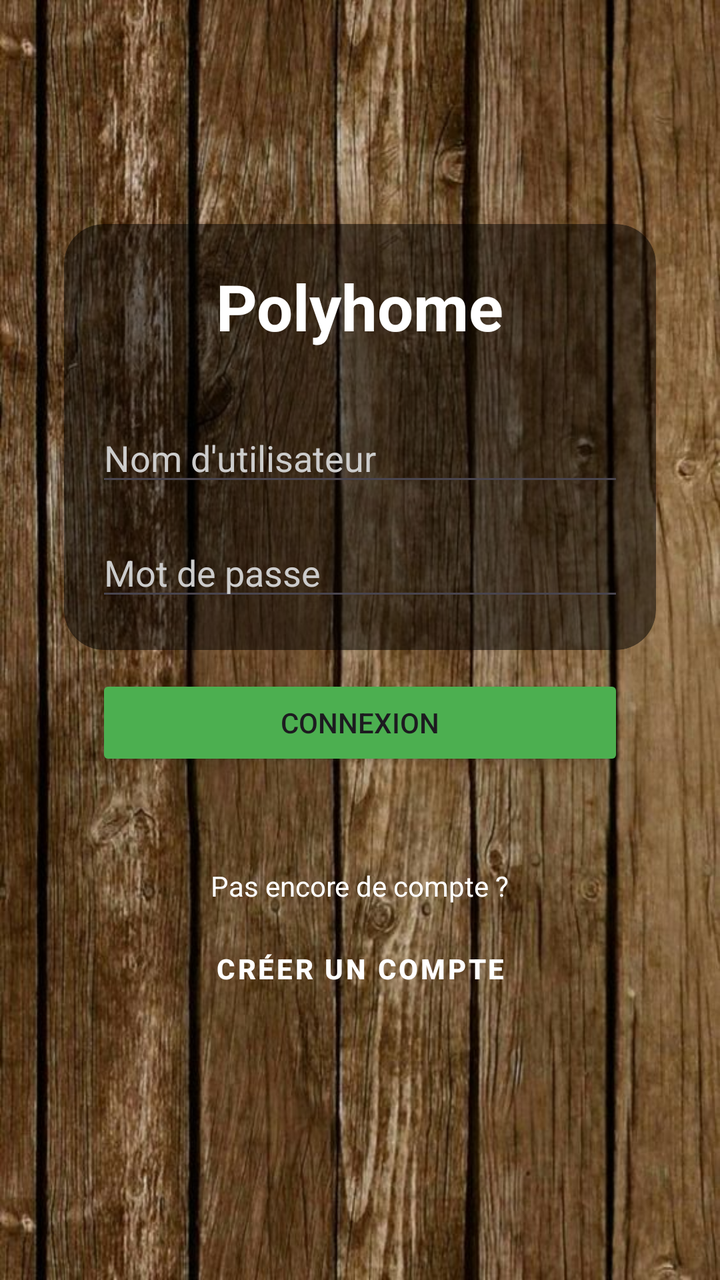
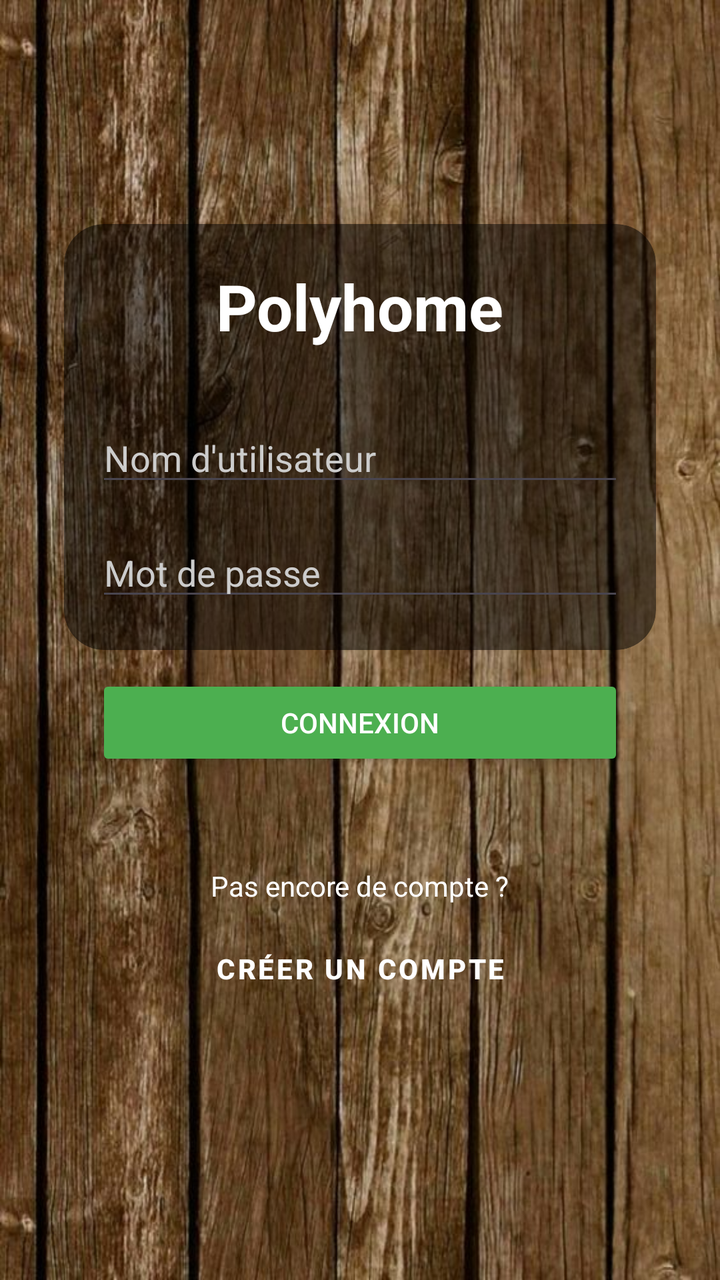

Compare the two renders of this Android layout. The source of the first and the diff that turns it into the second are given below.
<!-- AndroidManifest.xml: application theme Theme.PolyhomeSIDREVILLERET -->
<!-- res/layout/activity_login.xml -->
<?xml version="1.0" encoding="utf-8"?>
<androidx.constraintlayout.widget.ConstraintLayout
    xmlns:android="http://schemas.android.com/apk/res/android"
    xmlns:app="http://schemas.android.com/apk/res-auto"
    android:id="@+id/main"
    android:layout_width="match_parent"
    android:layout_height="match_parent"
    android:background="@drawable/image">

    <androidx.cardview.widget.CardView
        android:id="@+id/backgroundCard"
        android:layout_width="0dp"
        android:layout_height="0dp"
        android:layout_marginStart="32dp"
        android:layout_marginEnd="32dp"
        android:layout_marginTop="-20dp"
        android:layout_marginBottom="-20dp"
        app:cardBackgroundColor="#80000000"
        app:cardCornerRadius="20dp"
        app:cardElevation="0dp"
        app:layout_constraintBottom_toBottomOf="@+id/txtPassword"
        app:layout_constraintEnd_toEndOf="parent"
        app:layout_constraintStart_toStartOf="parent"
        app:layout_constraintTop_toTopOf="@+id/textView" />

    <TextView
        android:id="@+id/textView"
        android:layout_width="wrap_content"
        android:layout_height="wrap_content"
        android:text="Polyhome"
        android:textColor="@android:color/white"
        android:textSize="32sp"
        android:textStyle="bold"
        app:layout_constraintBottom_toTopOf="@+id/txtMail"
        app:layout_constraintEnd_toEndOf="parent"
        app:layout_constraintStart_toStartOf="parent"
        app:layout_constraintTop_toTopOf="parent"
        app:layout_constraintVertical_chainStyle="packed" />

    <EditText
        android:id="@+id/txtMail"
        android:layout_width="0dp"
        android:layout_height="wrap_content"
        android:layout_marginStart="48dp"
        android:layout_marginTop="32dp"
        android:layout_marginEnd="48dp"
        android:ems="10"
        android:hint="Nom d'utilisateur"
        android:inputType="text"
        android:textColor="@android:color/white"
        android:textColorHint="#CCCCCC"
        app:layout_constraintBottom_toTopOf="@+id/txtPassword"
        app:layout_constraintEnd_toEndOf="parent"
        app:layout_constraintStart_toStartOf="parent"
        app:layout_constraintTop_toBottomOf="@+id/textView" />

    <EditText
        android:id="@+id/txtPassword"
        android:layout_width="0dp"
        android:layout_height="wrap_content"
        android:layout_marginTop="16dp"
        android:layout_marginStart="48dp"
        android:layout_marginEnd="48dp"
        android:ems="10"
        android:hint="Mot de passe"
        android:inputType="textPassword"
        android:textColor="@android:color/white"
        android:textColorHint="#CCCCCC"
        app:layout_constraintBottom_toTopOf="@+id/button_connexion"
        app:layout_constraintEnd_toEndOf="parent"
        app:layout_constraintStart_toStartOf="parent"
        app:layout_constraintTop_toBottomOf="@+id/txtMail" />

    <Button
        android:id="@+id/button_connexion"
        android:layout_width="0dp"
        android:layout_height="wrap_content"
        android:layout_marginTop="32dp"
        android:layout_marginStart="48dp"
        android:layout_marginEnd="48dp"
        android:text="Connexion"
        android:backgroundTint="#4CAF50"
        app:layout_constraintBottom_toTopOf="@+id/textView2"
        app:layout_constraintEnd_toEndOf="parent"
        app:layout_constraintStart_toStartOf="parent"
        app:layout_constraintTop_toBottomOf="@+id/txtPassword" />

    <TextView
        android:id="@+id/textView2"
        android:layout_width="wrap_content"
        android:layout_height="wrap_content"
        android:layout_marginTop="48dp"
        android:text="Pas encore de compte ?"
        android:textColor="@android:color/white"
        app:layout_constraintBottom_toTopOf="@+id/button_creation"
        app:layout_constraintEnd_toEndOf="parent"
        app:layout_constraintStart_toStartOf="parent"
        app:layout_constraintTop_toBottomOf="@+id/button_connexion" />

    <Button
        android:id="@+id/button_creation"
        style="@style/Widget.MaterialComponents.Button.TextButton"
        android:layout_width="wrap_content"
        android:layout_height="wrap_content"
        android:layout_marginTop="8dp"
        android:onClick="registerNewAccount"
        android:text="Créer un compte"
        android:textStyle="bold"
        android:textColor="@android:color/white"
        app:layout_constraintBottom_toBottomOf="parent"
        app:layout_constraintEnd_toEndOf="parent"
        app:layout_constraintStart_toStartOf="parent"
        app:layout_constraintTop_toBottomOf="@+id/textView2" />

</androidx.constraintlayout.widget.ConstraintLayout>
<!-- resources referenced by this layout -->
<resources>
  <!-- drawable image: jpg bitmap (drawable, 109802 bytes) -->
  <style name="Theme.PolyhomeSIDREVILLERET" parent="Base.Theme.PolyhomeSIDREVILLERET" />
  <style name="Base.Theme.PolyhomeSIDREVILLERET" parent="Theme.Material3.DayNight.NoActionBar">
          
          
      </style>
</resources>

<!-- the commit's change to res/layout/activity_login.xml (unified diff, before → after) -->
@@ -79,6 +79,7 @@
         android:layout_marginStart="48dp"
         android:layout_marginEnd="48dp"
         android:text="Connexion"
+        android:textColor="@color/white"
         android:backgroundTint="#4CAF50"
         app:layout_constraintBottom_toTopOf="@+id/textView2"
         app:layout_constraintEnd_toEndOf="parent"
<!-- resource entries referenced after the edit -->
@@ -1,5 +1,6 @@
 <!-- resources referenced by this layout -->
 <resources>
+  <color name="white">#FFFFFFFF</color>
   <!-- drawable image: jpg bitmap (drawable, 109802 bytes) -->
   <style name="Theme.PolyhomeSIDREVILLERET" parent="Base.Theme.PolyhomeSIDREVILLERET" />
   <style name="Base.Theme.PolyhomeSIDREVILLERET" parent="Theme.Material3.DayNight.NoActionBar">
